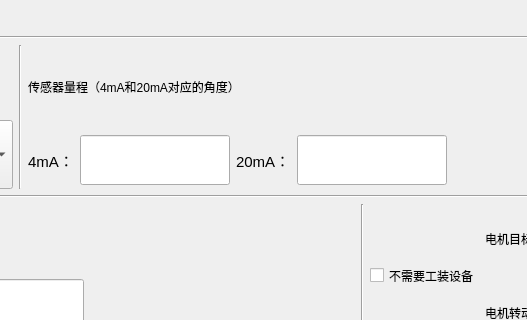
Before: the Qt Designer form ui_param/paramwin_anglesensor.ui in Dirck-YHP/Proj_sensor_detect, drawn with Qt 5; both pictures show x 198 to 725 and y 125 to 445 of the 965 by 642 pixel window.
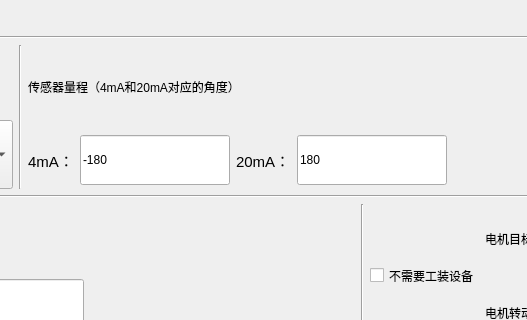
After: the same form once the commit is applied.

Patch:
```diff
--- a/ui_param/paramwin_anglesensor.ui
+++ b/ui_param/paramwin_anglesensor.ui
@@ -171,6 +171,9 @@
                  <height>16777215</height>
                 </size>
                </property>
+               <property name="text">
+                <string>-180</string>
+               </property>
               </widget>
              </item>
              <item>
@@ -205,6 +208,9 @@
                  <height>16777215</height>
                 </size>
                </property>
+               <property name="text">
+                <string>180</string>
+               </property>
               </widget>
              </item>
              <item>
```
Left out of the diff: 20 changed lines with no effect on the pictures.
